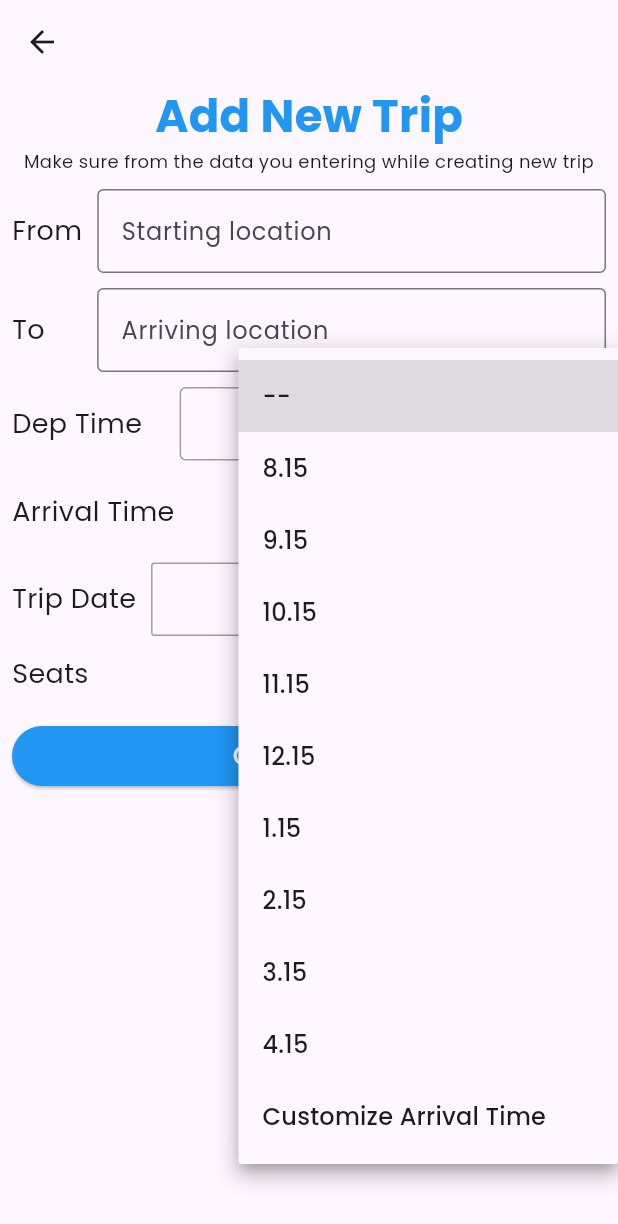
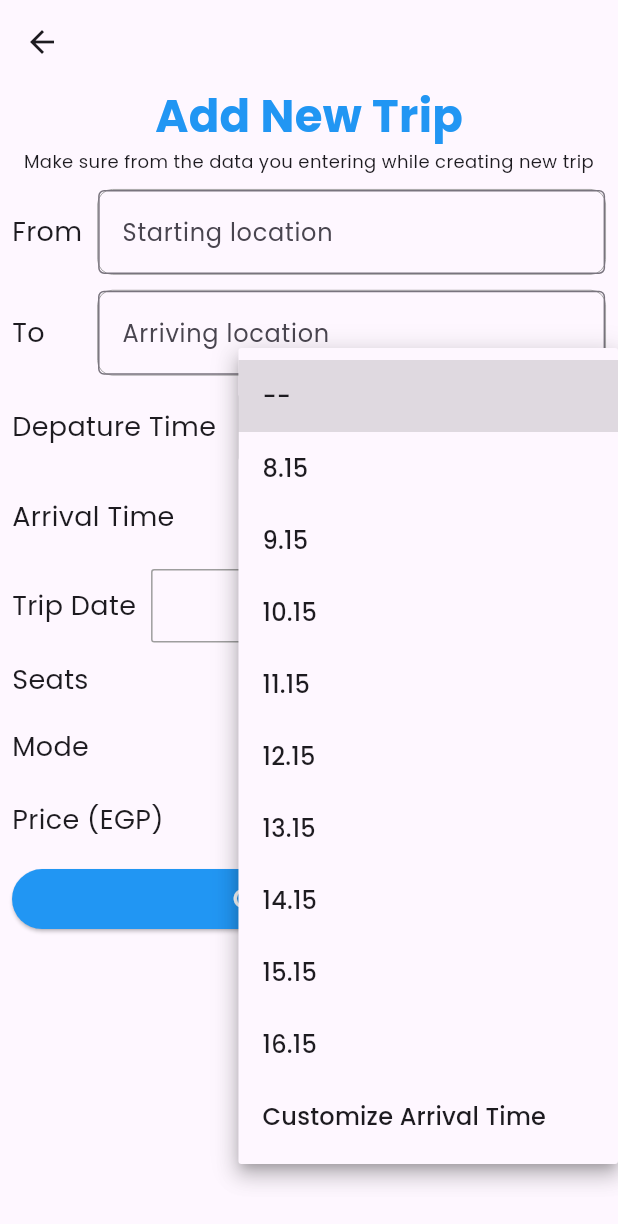
Before and after one commit to marwanessam12/CarpoolApp, a Flutter app: the CreateTrip screen opened directly, after a tap on "Select time", on a phone screen of 412 x 824 dp. Shown: the top 1224 px of the screen. Run offline on Flutter 3.47's test engine with Material 3 defaults, Android fonts, the light colour scheme and no system bars; drawn by our look-alikes of google_places_flutter; our stand-ins replace cloud_firestore, firebase_auth, firebase_core, firebase_storage, flutter_rating_bar, flutter_svg and 5 more; accounts and stored records are empty.

Commit message:
create new trip from driver

```diff
--- a/lib/core/constants.dart
+++ b/lib/core/constants.dart
@@ -1,3 +1,32 @@
+import 'package:flutter/material.dart';
+
 String userEmail = '';
 String userName = '';
 String userId = '';
+
+int selectedSeats = 0; // To keep track of selected seats
+List<bool> seatSelected = [
+  false,
+  false,
+  false
+]; // To track the state of each seat
+String? selectedTime; // Variable to store the selected arrival time
+String? selectedDepartureTime; // Variable to store the selected departure time
+DateTime selectedDate = DateTime.now(); // Initialize with today's date
+List<String> arrivalTimeOptions = [
+  '--', // Placeholder option
+  '8.15',
+  '9.15',
+  '10.15',
+  '11.15',
+  '12.15',
+  '13.15',
+  '14.15',
+  '15.15',
+  '16.15',
+  'Customize Arrival Time', // Add custom option
+];
+double tripPrice = 0.0; // Initialize trip price with 0.0 EGP
+final startLocationController = TextEditingController();
+TextEditingController arriveLocationController = TextEditingController();
+String googleApiKey = "AIzaSyDSGQI3H998QCVc63a8SdV0cFikSJJ3AbE";
--- a/lib/features/home/presentation/widgets/createtrip.dart
+++ b/lib/features/home/presentation/widgets/createtrip.dart
@@ -1,4 +1,7 @@
+import 'package:carpool/core/constants.dart';
+import 'package:flutter/cupertino.dart';
 import 'package:flutter/material.dart';
+import 'package:google_places_flutter/google_places_flutter.dart'; // For Google Places Autocomplete
 import 'package:intl/intl.dart'; // For formatting the date
 
 class CreateTrip extends StatefulWidget {
@@ -9,42 +12,17 @@ class CreateTrip extends StatefulWidget {
 }
 
 class _CreateTripState extends State<CreateTrip> {
-  int selectedSeats = 0; // To keep track of selected seats
-  List<bool> seatSelected = [
-    false,
-    false,
-    false
-  ]; // To track the state of each seat
-  String? selectedTime; // Variable to store the selected arrival time
-  String?
-      selectedDepartureTime; // Variable to store the selected departure time
-  DateTime selectedDate = DateTime.now(); // Initialize with today's date
-  List<String> arrivalTimeOptions = [
-    '--', // Placeholder option
-    '8.15',
-    '9.15',
-    '10.15',
-    '11.15',
-    '12.15',
-    '1.15',
-    '2.15',
-    '3.15',
-    '4.15',
-    'Customize Arrival Time', // Add custom option
-  ];
+  bool _isSwitched = false;
 
   void _toggleSeat(int index) {
-    // Allow selection only if less than 3 seats are selected or if the seat is already selected
     if (selectedSeats < 3 || seatSelected[index]) {
       setState(() {
         seatSelected[index] = !seatSelected[index]; // Toggle selection
-        // Increment or decrement the selected seat count
         selectedSeats += seatSelected[index] ? 1 : -1;
       });
     }
   }
 
-  // Function to open a dialog to select a custom arrival time
   Future<void> _selectCustomArrivalTime(BuildContext context) async {
     TimeOfDay? pickedTime = await showTimePicker(
       context: context,
@@ -52,7 +30,6 @@ class _CreateTripState extends State<CreateTrip> {
     );
 
     if (pickedTime != null) {
-      // Format the picked time to the desired format
       String formattedTime =
           '${pickedTime.hour}:${pickedTime.minute.toString().padLeft(2, '0')}';
 
@@ -63,7 +40,6 @@ class _CreateTripState extends State<CreateTrip> {
     }
   }
 
-  // Function to open a dialog to select departure time
   Future<void> _selectDepartureTime(BuildContext context) async {
     TimeOfDay? pickedTime = await showTimePicker(
       context: context,
@@ -71,7 +47,6 @@ class _CreateTripState extends State<CreateTrip> {
     );
 
     if (pickedTime != null) {
-      // Format the picked time to the desired format
       String formattedTime =
           '${pickedTime.hour}:${pickedTime.minute.toString().padLeft(2, '0')}';
 
@@ -82,7 +57,6 @@ class _CreateTripState extends State<CreateTrip> {
     }
   }
 
-  // Function to open a date picker
   Future<void> _selectDate(BuildContext context) async {
     DateTime? pickedDate = await showDatePicker(
       context: context,
@@ -116,30 +90,45 @@ class _CreateTripState extends State<CreateTrip> {
             ),
             const Text(
               'Make sure from the data you entering while creating new trip',
-              style: TextStyle(
-                fontSize: 12.0,
-              ),
+              style: TextStyle(fontSize: 12.0),
               textAlign: TextAlign.center,
             ),
             const SizedBox(height: 10),
             Row(
               mainAxisAlignment: MainAxisAlignment.spaceBetween,
               children: [
-                const Text(
-                  'From',
-                  style: TextStyle(
-                    fontSize: 18.0,
-                  ),
-                ),
+                const Text('From', style: TextStyle(fontSize: 18.0)),
                 const SizedBox(width: 10),
                 Expanded(
-                  child: TextFormField(
-                    decoration: const InputDecoration(
+                  child: GooglePlaceAutoCompleteTextField(
+                    textEditingController: startLocationController,
+                    googleAPIKey: googleApiKey,
+                    inputDecoration: const InputDecoration(
                       labelText: 'Starting location',
                       floatingLabelBehavior: FloatingLabelBehavior.auto,
                       border: OutlineInputBorder(),
                       hintText: 'Enter departure location',
                     ),
+                    debounceTime:
+                        800, // Adjust debounce time as per your preference
+                    countries: const ["eg"], // Restrict search to Egypt
+                    isLatLngRequired:
+                        true, // If you need latitude and longitude
+                    getPlaceDetailWithLatLng: (prediction) {
+                      // Debugging prints
+                      print("Place: ${prediction.description}");
+                      print("Latitude: ${prediction.lat}");
+                      print("Longitude: ${prediction.lng}");
+                    },
+                    itemClick: (prediction) {
+                      setState(() {
+                        startLocationController.text = prediction.description!;
+                        startLocationController.selection =
+                            TextSelection.fromPosition(
+                          TextPosition(offset: prediction.description!.length),
+                        );
+                      });
+                    },
                   ),
                 ),
               ],
@@ -148,21 +137,33 @@ class _CreateTripState extends State<CreateTrip> {
             Row(
               mainAxisAlignment: MainAxisAlignment.spaceBetween,
               children: [
-                const Text(
-                  'To',
-                  style: TextStyle(
-                    fontSize: 18.0,
-                  ),
-                ),
+                const Text('To', style: TextStyle(fontSize: 18.0)),
                 const SizedBox(width: 35),
                 Expanded(
-                  child: TextFormField(
-                    decoration: const InputDecoration(
+                  child: GooglePlaceAutoCompleteTextField(
+                    textEditingController: arriveLocationController,
+                    googleAPIKey: googleApiKey,
+                    inputDecoration: const InputDecoration(
                       labelText: 'Arriving location',
                       floatingLabelBehavior: FloatingLabelBehavior.auto,
                       border: OutlineInputBorder(),
                       hintText: 'Enter destination location',
                     ),
+                    debounceTime: 800,
+                    countries: const ["eg"], // Restrict search to Egypt
+                    isLatLngRequired: true,
+                    getPlaceDetailWithLatLng: (prediction) {
+                      print("Place: ${prediction.description}");
+                      print("Latitude: ${prediction.lat}");
+                      print("Longitude: ${prediction.lng}");
+                    },
+                    itemClick: (prediction) {
+                      arriveLocationController.text = prediction.description!;
+                      arriveLocationController.selection =
+                          TextSelection.fromPosition(
+                        TextPosition(offset: prediction.description!.length),
+                      );
+                    },
                   ),
                 ),
               ],
@@ -173,13 +174,8 @@ class _CreateTripState extends State<CreateTrip> {
               child: Row(
                 mainAxisAlignment: MainAxisAlignment.spaceBetween,
                 children: [
-                  const Text(
-                    'Dep Time',
-                    style: TextStyle(
-                      fontSize: 18.0,
-                    ),
-                  ),
-                  const SizedBox(width: 25),
+                  const Text('Depature Time', style: TextStyle(fontSize: 18.0)),
+                  const SizedBox(width: 15),
                   Expanded(
                     child: Container(
                       padding: const EdgeInsets.symmetric(vertical: 12.0),
@@ -206,13 +202,16 @@ class _CreateTripState extends State<CreateTrip> {
             Row(
               mainAxisAlignment: MainAxisAlignment.spaceBetween,
               children: [
-                const Text(
-                  'Arrival Time',
-                  style: TextStyle(
-                    fontSize: 18.0,
+                const Text('Arrival Time', style: TextStyle(fontSize: 18.0)),
+                const SizedBox(width: 45.0),
+                Expanded(
+                  child: Container(
+                    decoration: BoxDecoration(
+                      border: Border.all(color: Colors.grey),
+                      borderRadius: BorderRadius.circular(4.0),
                     ),
-                ),
-                DropdownButton<String>(
+                    child: Center(
+                      child: DropdownButton<String>(
                         value: selectedTime,
                         items: arrivalTimeOptions.map((String value) {
                           return DropdownMenuItem<String>(
@@ -231,26 +230,21 @@ class _CreateTripState extends State<CreateTrip> {
                         },
                         hint: const Text(
                           'Select time',
-                    style: TextStyle(
-                      fontSize: 18.0,
+                          style: TextStyle(fontSize: 18.0),
+                        ),
+                      ),
                     ),
                   ),
                 ),
               ],
             ),
             const SizedBox(height: 10.0),
-            // Date Picker
             GestureDetector(
               onTap: () => _selectDate(context), // Open date picker
               child: Row(
                 mainAxisAlignment: MainAxisAlignment.spaceBetween,
                 children: [
-                  const Text(
-                    'Trip Date',
-                    style: TextStyle(
-                      fontSize: 18.0,
-                    ),
-                  ),
+                  const Text('Trip Date', style: TextStyle(fontSize: 18.0)),
                   const SizedBox(width: 10),
                   Expanded(
                     child: Container(
@@ -274,15 +268,11 @@ class _CreateTripState extends State<CreateTrip> {
               ),
             ),
             const SizedBox(height: 10.0),
+            // Seats Selector
             Row(
               mainAxisAlignment: MainAxisAlignment.spaceBetween,
               children: [
-                const Text(
-                  'Seats',
-                  style: TextStyle(
-                    fontSize: 18.0,
-                  ),
-                ),
+                const Text('Seats', style: TextStyle(fontSize: 18.0)),
                 Row(
                   children: List.generate(3, (index) {
                     return Padding(
@@ -301,6 +291,44 @@ class _CreateTripState extends State<CreateTrip> {
                 ),
               ],
             ),
+            const SizedBox(height: 10.0),
+
+            Row(
+              mainAxisAlignment: MainAxisAlignment.spaceBetween,
+              children: [
+                const Text(
+                  "Mode",
+                  style: TextStyle(fontSize: 18),
+                ),
+                CupertinoSwitch(
+                  value: _isSwitched,
+                  activeColor: Colors.blue, // Set the active color to blue
+                  onChanged: (bool value) {
+                    setState(() {
+                      _isSwitched = value;
+                    });
+                  },
+                ),
+              ],
+            ),
+            const SizedBox(height: 16.0),
+            // Price Display
+            Row(
+              mainAxisAlignment: MainAxisAlignment.spaceBetween,
+              children: [
+                const Text(
+                  'Price (EGP)',
+                  style: TextStyle(fontSize: 18.0),
+                ),
+                Text(
+                  tripPrice.toStringAsFixed(2) + ' EGP',
+                  style: const TextStyle(
+                    fontSize: 16.0,
+                    color: Colors.black,
+                  ),
+                ),
+              ],
+            ),
             const SizedBox(height: 16.0),
             SizedBox(
               width: MediaQuery.of(context).size.width,
@@ -314,9 +342,7 @@ class _CreateTripState extends State<CreateTrip> {
                 ),
                 child: const Text(
                   'Create Trip',
-                  style: TextStyle(
-                    fontSize: 18.0,
-                  ),
+                  style: TextStyle(fontSize: 18.0),
                 ),
               ),
             ),
--- a/pubspec.yaml
+++ b/pubspec.yaml
@@ -31,10 +31,9 @@ dependencies:
   flutter:
     sdk: flutter
 
-  google_maps_flutter: ^2.9.0
   get: ^4.6.5
   geolocator: ^8.2.1
-
+  google_maps_flutter: ^2.9.0
 
   cupertino_icons: ^1.0.6
   flutter_svg: ^1.1.6
@@ -46,6 +45,9 @@ dependencies:
   firebase_storage: ^12.3.2
   flutter_rating_bar: ^4.0.0
   intl: ^0.18.0
+
+  google_places_flutter: ^2.0.9
+  google_maps_webservice: ^0.0.19
 
 
 
```
Also changed, not shown: pubspec.lock. Lines whose indentation alone changed are shown as unchanged.
